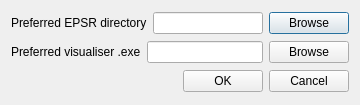
Before: the Qt Designer form src/settingsdialog.ui in samcallear/EPSRgui, drawn with Qt 5.
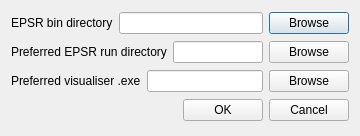
After: the same form once the commit is applied.

Commit message: altered folder structure so EPSR binaries and EPSR run directory can be in different places

Patch:
```diff
--- a/src/settingsdialog.ui
+++ b/src/settingsdialog.ui
@@ -7,7 +7,7 @@
     <x>0</x>
     <y>0</y>
     <width>360</width>
-    <height>105</height>
+    <height>136</height>
    </rect>
   </property>
   <property name="maximumSize">
@@ -20,12 +20,33 @@
    <string>Settings</string>
   </property>
   <layout class="QVBoxLayout" name="verticalLayout">
+   <item>
+    <layout class="QHBoxLayout" name="horizontalLayout_4">
+     <item>
+      <widget class="QLabel" name="label_3">
+       <property name="text">
+        <string>EPSR bin directory</string>
+       </property>
+      </widget>
+     </item>
+     <item>
+      <widget class="QLineEdit" name="epsrBinDirlineEdit"/>
+     </item>
+     <item>
+      <widget class="QPushButton" name="browseEPSRBinDirButton">
+       <property name="text">
+        <string>Browse</string>
+       </property>
+      </widget>
+     </item>
+    </layout>
+   </item>
    <item>
     <layout class="QHBoxLayout" name="horizontalLayout">
      <item>
       <widget class="QLabel" name="label">
        <property name="text">
-        <string>Preferred EPSR directory</string>
+        <string>Preferred EPSR run directory</string>
        </property>
       </widget>
      </item>
```
The commit also changes 7 other files.
